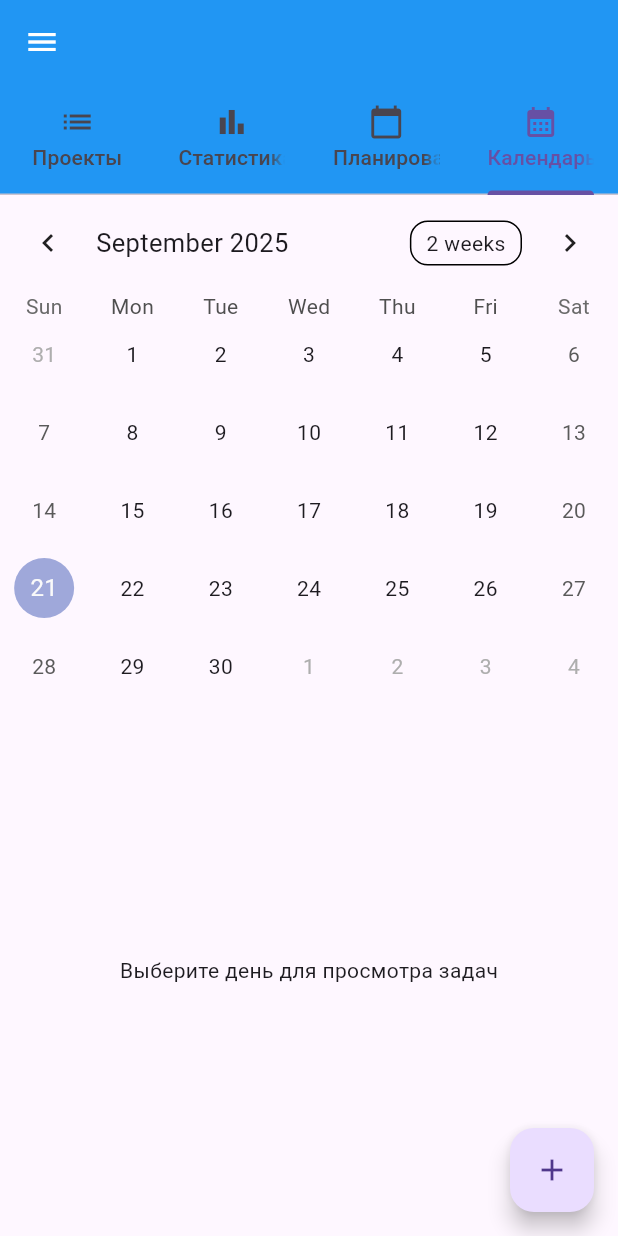
After one commit to Vinillian/task_tracker, a Flutter app: the screen it shows once a user with an empty profile is signed in, tab 4 chosen, on a phone screen of 412 x 824 dp. The commit adds this screen. Run offline on Flutter 3.47's test engine with Material 3 defaults, Android fonts, the phone set to English and light mode, and no system bars; drawn by our look-alikes of table_calendar; our stand-ins replace cloud_firestore, firebase_auth, firebase_core, hive, hive_flutter, share_plus; accounts and stored records are empty.

Commit message:
feat: add interactive calendar view with task planning
- Implement TableCalendar integration for visual task planning
- Add daily task overview with completion functionality
- Support for tasks, stages and steps with planned dates
- Recurrence system integration for repeating tasks
- Real-time task display when selecting calendar dates

```diff
--- /dev/null
+++ b/lib/screens/calendar_screen.dart
@@ -0,0 +1,325 @@
+import 'package:flutter/material.dart';
+import 'package:table_calendar/table_calendar.dart';
+import '../models/app_user.dart';
+import '../models/task.dart';
+import '../models/stage.dart';
+import '../models/step.dart' as custom_step;
+import '../widgets/detailed_completion_dialog.dart';
+import '../services/recurrence_service.dart';
+import 'package:intl/intl.dart';
+
+class CalendarScreen extends StatefulWidget {
+  final AppUser? currentUser;
+  final Function(Map<String, dynamic>) onItemCompleted;
+
+  const CalendarScreen({
+    super.key,
+    required this.currentUser,
+    required this.onItemCompleted,
+  });
+
+  @override
+  State<CalendarScreen> createState() => _CalendarScreenState();
+}
+
+class _CalendarScreenState extends State<CalendarScreen> {
+  CalendarFormat _calendarFormat = CalendarFormat.month;
+  DateTime _focusedDay = DateTime.now();
+  DateTime? _selectedDay;
+
+  Map<DateTime, List<dynamic>> _getPlannedItems() {
+    print('🔄 Построение календаря для пользователя: ${widget.currentUser?.username}');
+    final plannedItems = <DateTime, List<dynamic>>{};
+
+    if (widget.currentUser == null) return plannedItems;
+
+    for (final project in widget.currentUser!.projects) {
+      for (final task in project.tasks) {
+        // Обычные задачи с plannedDate
+        if (task.plannedDate != null) {
+          final date = DateTime(
+            task.plannedDate!.year,
+            task.plannedDate!.month,
+            task.plannedDate!.day,
+          );
+          plannedItems.putIfAbsent(date, () => []).add({
+            'type': 'task',
+            'item': task,
+            'project': project,
+            'name': task.name,
+            'isRecurring': false,
+          });
+        }
+
+        // Повторяющиеся задачи
+        if (task.recurrence != null && task.plannedDate != null) {
+          final occurrences = RecurrenceService.generateOccurrences(
+            recurrence: task.recurrence!,
+            startDate: task.plannedDate!,
+            untilDate: DateTime.now().add(const Duration(days: 365)),
+          );
+
+          for (final occurrence in occurrences) {
+            final date = DateTime(
+              occurrence.year,
+              occurrence.month,
+              occurrence.day,
+            );
+            plannedItems.putIfAbsent(date, () => []).add({
+              'type': 'task',
+              'item': task,
+              'project': project,
+              'name': task.name,
+              'isRecurring': true,
+            });
+          }
+        }
+
+        // Этапы
+        for (final stage in task.stages) {
+          // Обычные этапы
+          if (stage.plannedDate != null) {
+            final date = DateTime(
+              stage.plannedDate!.year,
+              stage.plannedDate!.month,
+              stage.plannedDate!.day,
+            );
+            plannedItems.putIfAbsent(date, () => []).add({
+              'type': 'stage',
+              'item': stage,
+              'project': project,
+              'task': task,
+              'name': stage.name,
+              'isRecurring': false,
+            });
+          }
+
+          // Повторяющиеся этапы
+          if (stage.recurrence != null && stage.plannedDate != null) {
+            final occurrences = RecurrenceService.generateOccurrences(
+              recurrence: stage.recurrence!,
+              startDate: stage.plannedDate!,
+              untilDate: DateTime.now().add(const Duration(days: 365)),
+            );
+
+            for (final occurrence in occurrences) {
+              final date = DateTime(
+                occurrence.year,
+                occurrence.month,
+                occurrence.day,
+              );
+              plannedItems.putIfAbsent(date, () => []).add({
+                'type': 'stage',
+                'item': stage,
+                'project': project,
+                'task': task,
+                'name': stage.name,
+                'isRecurring': true,
+              });
+            }
+          }
+
+          // Шаги
+          for (final step in stage.steps) {
+            // Обычные шаги
+            if (step.plannedDate != null) {
+              final date = DateTime(
+                step.plannedDate!.year,
+                step.plannedDate!.month,
+                step.plannedDate!.day,
+              );
+              plannedItems.putIfAbsent(date, () => []).add({
+                'type': 'step',
+                'item': step,
+                'project': project,
+                'task': task,
+                'stage': stage,
+                'name': step.name,
+                'isRecurring': false,
+              });
+            }
+
+            // Повторяющиеся шаги
+            if (step.recurrence != null && step.plannedDate != null) {
+              final occurrences = RecurrenceService.generateOccurrences(
+                recurrence: step.recurrence!,
+                startDate: step.plannedDate!,
+                untilDate: DateTime.now().add(const Duration(days: 365)),
+              );
+
+              for (final occurrence in occurrences) {
+                final date = DateTime(
+                  occurrence.year,
+                  occurrence.month,
+                  occurrence.day,
+                );
+                plannedItems.putIfAbsent(date, () => []).add({
+                  'type': 'step',
+                  'item': step,
+                  'project': project,
+                  'task': task,
+                  'stage': stage,
+                  'name': step.name,
+                  'isRecurring': true,
+                });
+              }
+            }
+          }
+        }
+      }
+    }
+
+    print('📅 Найдено запланированных дней: ${plannedItems.length}');
+    plannedItems.forEach((date, items) {
+      print('   $date: ${items.length} задач');
+    });
+    return plannedItems;
+  }
+
+  @override
+  Widget build(BuildContext context) {
+    final plannedItems = _getPlannedItems();
+    final selectedItems = _selectedDay != null
+        ? plannedItems.entries
+        .where((entry) => isSameDay(entry.key, _selectedDay))
+        .expand((entry) => entry.value)
+        .toList()
+        : [];
+
+    return Scaffold(
+      body: Column(
+        children: [
+          TableCalendar(
+            firstDay: DateTime.now().subtract(const Duration(days: 365)),
+            lastDay: DateTime.now().add(const Duration(days: 365)),
+            focusedDay: _focusedDay,
+            calendarFormat: _calendarFormat,
+            eventLoader: (day) => plannedItems[day] ?? [],
+            selectedDayPredicate: (day) => isSameDay(_selectedDay, day),
+            // ДОБАВЬ ЭТОТ БЛОК:
+            onDaySelected: (selectedDay, focusedDay) {
+              print('📅 Выбран день: $selectedDay');
+              print('🔍 Ищем задачи для: ${DateTime(selectedDay.year, selectedDay.month, selectedDay.day)}');
+              print('📊 Все доступные даты: ${plannedItems.keys.toList()}');
+
+              setState(() {
+                _selectedDay = selectedDay;
+                _focusedDay = focusedDay;
+              });
+            },
+            onFormatChanged: (format) {
+              setState(() {
+                _calendarFormat = format;
+              });
+            },
+            onPageChanged: (focusedDay) {
+              _focusedDay = focusedDay;
+            },
+            calendarBuilders: CalendarBuilders(
+              markerBuilder: (context, day, events) {
+                if (events.isNotEmpty) {
+                  // Приводим тип events к List<Map<String, dynamic>>
+                  final typedEvents = events.cast<Map<String, dynamic>>();
+
+                  final taskCount = typedEvents.where((e) => e['type'] == 'task').length;
+                  final stageCount = typedEvents.where((e) => e['type'] == 'stage').length;
+                  final stepCount = typedEvents.where((e) => e['type'] == 'step').length;
+
+                  return Stack(
+                    children: [
+                      if (taskCount > 0)
+                        Positioned(
+                          right: 1,
+                          bottom: 1,
+                          child: Container(
+                            width: 8,
+                            height: 8,
+                            decoration: BoxDecoration(
+                              color: Colors.blue,
+                              borderRadius: BorderRadius.circular(4),
+                            ),
+                          ),
+                        ),
+                      if (stageCount > 0)
+                        Positioned(
+                          right: 11,
+                          bottom: 1,
+                          child: Container(
+                            width: 8,
+                            height: 8,
+                            decoration: BoxDecoration(
+                              color: Colors.green,
+                              borderRadius: BorderRadius.circular(4),
+                            ),
+                          ),
+                        ),
+                      if (stepCount > 0)
+                        Positioned(
+                          right: 21,
+                          bottom: 1,
+                          child: Container(
+                            width: 8,
+                            height: 8,
+                            decoration: BoxDecoration(
+                              color: Colors.orange,
+                              borderRadius: BorderRadius.circular(4),
+                            ),
+                          ),
+                        ),
+                    ],
+                  );
+                }
+                return null;
+              },
+            ),
+          ),
+          Expanded(
+            child: _selectedDay == null
+                ? const Center(child: Text('Выберите день для просмотра задач'))
+                : Column(
+              children: [
+                Text('Задачи на ${DateFormat('dd.MM.yyyy').format(_selectedDay!)}: ${selectedItems.length}'),
+                Expanded(
+                  child: ListView.builder(
+                    itemCount: selectedItems.length,
+                    itemBuilder: (context, index) {
+                      final item = selectedItems[index];
+                      print('📋 Отображаем задачу: ${item['name']}');
+                      return ListTile(
+                        title: Text(item['name']),
+                        subtitle: Text('Тип: ${item['type']}'),
+                        trailing: IconButton(
+                          icon: const Icon(Icons.check),
+                          onPressed: () => _showCompletionDialog(context, item),
+                        ),
+                        onTap: () => _showCompletionDialog(context, item),
+                      );
+                    },
+                  ),
+                ),
+              ],
+            ),
+          ),
+        ],
+      ),
+    );
+  }
+
+  void _showCompletionDialog(BuildContext context, Map<String, dynamic> itemData) {
+    showDialog(
+      context: context,
+      builder: (context) {
+        return DetailedCompletionDialog(
+          item: itemData['item'],
+          project: itemData['project'],
+          task: itemData['task'],
+          stage: itemData['stage'],
+        );
+      },
+    ).then((result) {
+      if (result != null) {
+        widget.onItemCompleted(result);
+      }
+    });
+  }
+}
--- a/lib/screens/task_tracker_screen.dart
+++ b/lib/screens/task_tracker_screen.dart
@@ -14,6 +14,7 @@ import '../models/task.dart';
 import '../models/stage.dart';
 import '../models/step.dart' as custom_step;
 import '../services/completion_service.dart';
+import 'calendar_screen.dart'; // Добавьте эту строку в импорты
 
 class TaskTrackerScreen extends StatefulWidget {
   const TaskTrackerScreen({super.key});
@@ -33,7 +34,7 @@ class _TaskTrackerScreenState extends State<TaskTrackerScreen>
   @override
   void initState() {
     super.initState();
-    _tabController = TabController(length: 3, vsync: this);
+    _tabController = TabController(length: 4, vsync: this);
     _loadUserData();
   }
 
@@ -253,6 +254,7 @@ class _TaskTrackerScreenState extends State<TaskTrackerScreen>
             Tab(icon: Icon(Icons.list), text: 'Проекты'),
             Tab(icon: Icon(Icons.bar_chart), text: 'Статистика'),
             Tab(icon: Icon(Icons.calendar_today), text: 'Планирование'),
+            Tab(icon: Icon(Icons.calendar_month), text: 'Календарь'),
           ],
         ),
       ),
@@ -288,7 +290,8 @@ class _TaskTrackerScreenState extends State<TaskTrackerScreen>
             child: RefreshIndicator(
               key: _refreshIndicatorKey,
               onRefresh: _refreshData,
-              child: TabBarView(
+              child:
+              TabBarView(
                 controller: _tabController,
                 children: [
                   currentUser != null
@@ -308,6 +311,12 @@ class _TaskTrackerScreenState extends State<TaskTrackerScreen>
                       : const Center(child: CircularProgressIndicator()),
                   currentUser != null
                       ? PlanningCalendarScreen(
+                    currentUser: currentUser,
+                    onItemCompleted: _handleItemCompletion,
+                  )
+                      : const Center(child: CircularProgressIndicator()),
+                  currentUser != null
+                      ? CalendarScreen(
                     currentUser: currentUser,
                     onItemCompleted: _handleItemCompletion,
                   )
--- a/pubspec.yaml
+++ b/pubspec.yaml
@@ -23,6 +23,7 @@ dependencies:
   path_provider: ^2.1.5
   permission_handler: ^12.0.1
   file_picker: ^10.3.3
+  table_calendar: ^3.0.9
 
 dev_dependencies:
   flutter_test:
@@ -34,5 +35,3 @@ dev_dependencies:
 
 flutter:
   uses-material-design: true
-  assets:
-    - assets/
```
